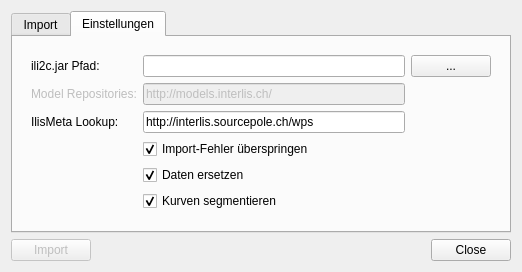
sourcepole/ogrtools, file qgis/interlis/ui_interlis.ui: the form before one commit.
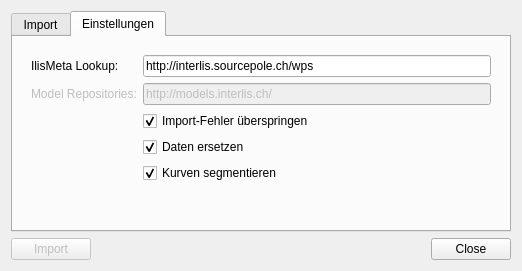
The form after the commit. The open tabs and pages were chosen to show the change. Custom widgets are drawn as their Qt base class.

Diff of the .ui file:
```diff
--- a/qgis/interlis/ui_interlis.ui
+++ b/qgis/interlis/ui_interlis.ui
@@ -187,76 +187,6 @@
        <item row="1" column="0">
         <widget class="QFrame" name="frame_2">
          <layout class="QGridLayout" name="gridLayout_8">
-          <item row="0" column="0">
-           <widget class="QLabel" name="label_5">
-            <property name="text">
-             <string>ili2c.jar Pfad:</string>
-            </property>
-            <property name="buddy">
-             <cstring>mIli2cLineEdit</cstring>
-            </property>
-           </widget>
-          </item>
-          <item row="0" column="1">
-           <widget class="QLineEdit" name="mIli2cLineEdit"/>
-          </item>
-          <item row="0" column="2">
-           <widget class="QPushButton" name="mIli2cPathButton">
-            <property name="text">
-             <string>...</string>
-            </property>
-           </widget>
-          </item>
-          <item row="1" column="0">
-           <widget class="QLabel" name="label_3">
-            <property name="enabled">
-             <bool>false</bool>
-            </property>
-            <property name="text">
-             <string>Model Repositories:</string>
-            </property>
-            <property name="buddy">
-             <cstring>mRepoUrlLineEdit</cstring>
-            </property>
-           </widget>
-          </item>
-          <item row="1" column="1">
-           <widget class="QLineEdit" name="mRepoUrlLineEdit">
-            <property name="enabled">
-             <bool>false</bool>
-            </property>
-            <property name="text">
-             <string>http://models.interlis.ch/</string>
-            </property>
-           </widget>
-          </item>
-          <item row="2" column="0">
-           <widget class="QLabel" name="label_4">
-            <property name="text">
-             <string>IlisMeta Lookup:</string>
-            </property>
-            <property name="buddy">
-             <cstring>mIlisMetaUrlLineEdit</cstring>
-            </property>
-           </widget>
-          </item>
-          <item row="2" column="1">
-           <widget class="QLineEdit" name="mIlisMetaUrlLineEdit">
-            <property name="text">
-             <string>http://interlis.sourcepole.ch/wps</string>
-            </property>
-           </widget>
-          </item>
-          <item row="3" column="1">
-           <widget class="QCheckBox" name="cbSkipFailures">
-            <property name="text">
-             <string>Import-Fehler überspringen</string>
-            </property>
-            <property name="checked">
-             <bool>true</bool>
-            </property>
-           </widget>
-          </item>
           <item row="4" column="1">
            <widget class="QCheckBox" name="cbResetData">
             <property name="text">
@@ -290,6 +220,56 @@
             </property>
            </spacer>
           </item>
+          <item row="1" column="1">
+           <widget class="QLineEdit" name="mIlisMetaUrlLineEdit">
+            <property name="text">
+             <string>http://interlis.sourcepole.ch/wps</string>
+            </property>
+           </widget>
+          </item>
+          <item row="1" column="0">
+           <widget class="QLabel" name="label_4">
+            <property name="text">
+             <string>IlisMeta Lookup:</string>
+            </property>
+            <property name="buddy">
+             <cstring>mIlisMetaUrlLineEdit</cstring>
+            </property>
+           </widget>
+          </item>
+          <item row="3" column="1">
+           <widget class="QCheckBox" name="cbSkipFailures">
+            <property name="text">
+             <string>Import-Fehler überspringen</string>
+            </property>
+            <property name="checked">
+             <bool>true</bool>
+            </property>
+           </widget>
+          </item>
+          <item row="2" column="0">
+           <widget class="QLabel" name="label_3">
+            <property name="enabled">
+             <bool>false</bool>
+            </property>
+            <property name="text">
+             <string>Model Repositories:</string>
+            </property>
+            <property name="buddy">
+             <cstring>mRepoUrlLineEdit</cstring>
+            </property>
+           </widget>
+          </item>
+          <item row="2" column="1">
+           <widget class="QLineEdit" name="mRepoUrlLineEdit">
+            <property name="enabled">
+             <bool>false</bool>
+            </property>
+            <property name="text">
+             <string>http://models.interlis.ch/</string>
+            </property>
+           </widget>
+          </item>
          </layout>
         </widget>
        </item>
```
